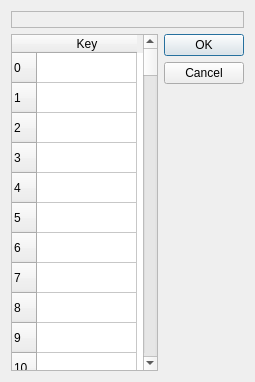
svn2github/vmpk, file trunk/src/kmapdialog.ui: the form before one commit.
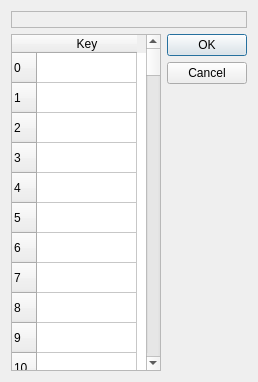
The form after the commit.

Patch:
```diff
--- a/trunk/src/kmapdialog.ui
+++ b/trunk/src/kmapdialog.ui
@@ -42,6 +42,12 @@
    </item>
    <item row="1" column="0">
     <widget class="QTableWidget" name="tableWidget">
+     <property name="minimumSize">
+      <size>
+       <width>150</width>
+       <height>0</height>
+      </size>
+     </property>
      <property name="whatsThis">
       <string>This is the list of the PC keyboard mappings. Each row has a number corresponding to the MIDI note number, and you can type an alphanumeric Key name that will be translated to the given note</string>
      </property>
```
Left out of the diff: 6 changed lines with no effect on the pictures.
